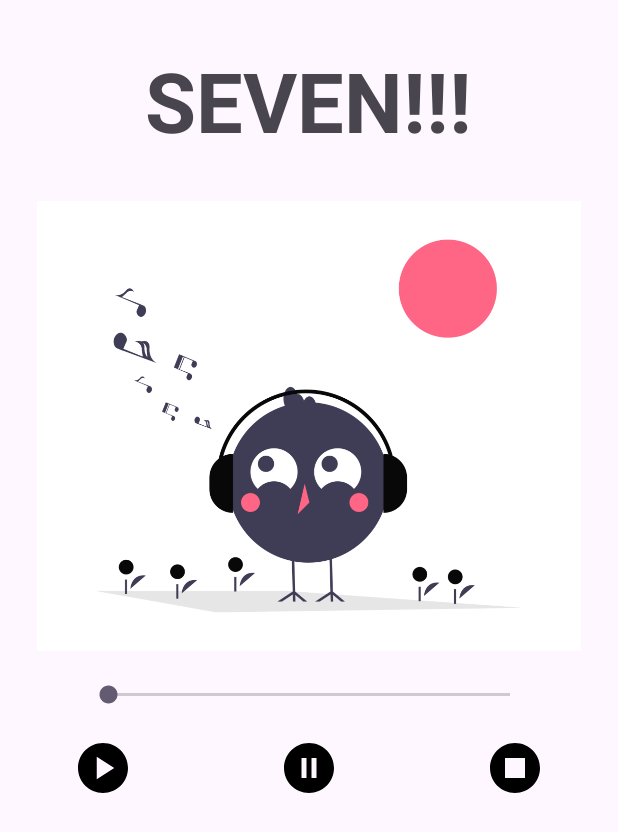
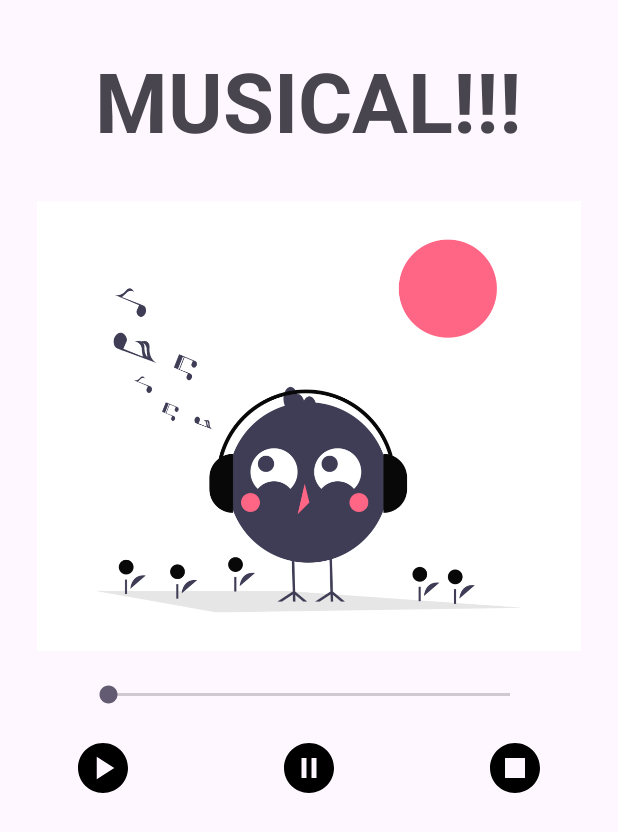
Before and after one commit to Padmaja7664/Music, an Android app: the screen it shows after launch (MainActivity), on a phone screen of 412 x 824 dp. Shown: the top 832 px of the screen. Run offline under Robolectric (Android 15) with nearby library versions, the phone set to English and light mode, and no system bars.

Commit message:
Update activity_main.xml

```diff
--- a/app/src/main/res/layout/activity_main.xml
+++ b/app/src/main/res/layout/activity_main.xml
@@ -12,7 +12,7 @@
         android:id="@+id/tv"
         android:layout_width="wrap_content"
         android:layout_height="wrap_content"
-        android:text="SEVEN!!!"
+        android:text="MUSICAL!!!"
         android:textStyle="bold"
         android:textSize="55dp"
         android:gravity="center"
```
